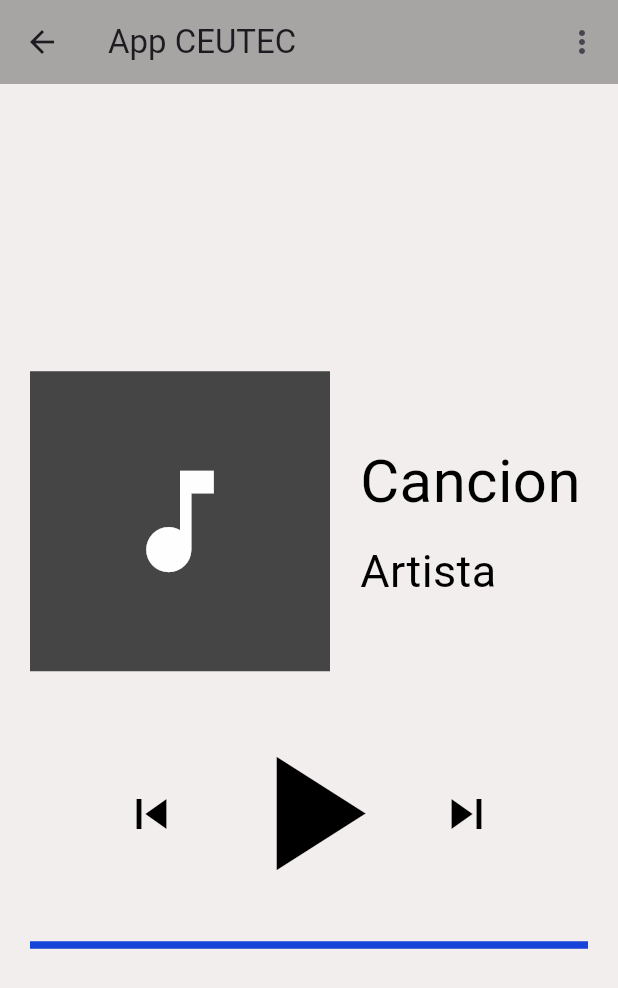
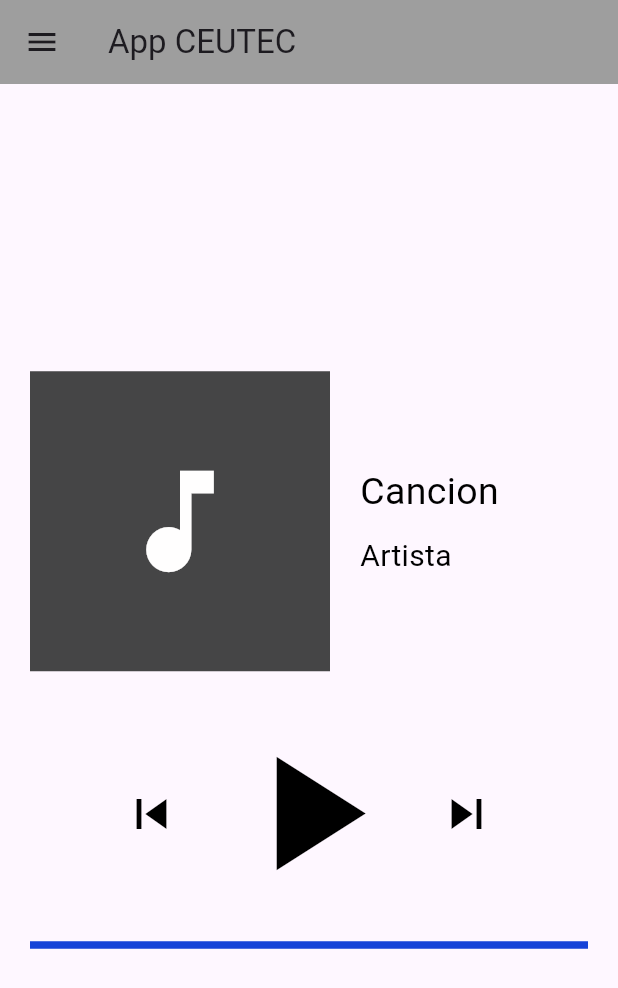
Before and after one commit to Progra-Movil-917/laboratorio2_equipo6, a Flutter app: the screen it shows after launch, on a phone screen of 412 x 824 dp. Shown: the top 988 px of the screen. Run offline on Flutter 3.47's test engine with Material 3 defaults, Android fonts, the light colour scheme and no system bars.

Commit message:
Refactorizacion, correcion de errores y renombrado al archivo de pantalla

```diff
--- a/lib/main.dart
+++ b/lib/main.dart
@@ -1,5 +1,5 @@
 import 'package:flutter/material.dart';
-import 'package:laboratorio2_app/screens/Podcast.dart';
+import 'package:laboratorio2_app/screens/podcast_screen.dart';
 
 void main() => runApp(const MyApp());
 
@@ -9,7 +9,8 @@ class MyApp extends StatelessWidget {
   @override
   Widget build(BuildContext context) {
     return const MaterialApp(
-      home: ReproductorWidget(),
+      debugShowCheckedModeBanner: false,
+      home: PodcastScreen(),
     );
   }
 }
--- a/lib/screens/Podcast.dart
+++ b/lib/screens/podcast_screen.dart
@@ -1,32 +1,19 @@
 import 'package:flutter/material.dart';
 
-class ReproductorWidget extends StatefulWidget {
-  const ReproductorWidget({super.key});
+class PodcastScreen extends StatelessWidget {
+  const PodcastScreen({super.key});
 
-  @override
-  Reproductor_Widget createState() => Reproductor_Widget();
-}
-
-class Reproductor_Widget extends State<ReproductorWidget> {
   @override
   Widget build(BuildContext context) {
     return Scaffold(
-      backgroundColor: const Color.fromARGB(255, 243, 238, 238),
       appBar: AppBar(
-        backgroundColor: const Color.fromARGB(255, 167, 164, 164),
-        elevation: 0,
-        leading: IconButton(
-          icon: Icon(Icons.arrow_back),
-          onPressed: () {},
-        ),
-        title: Text("App CEUTEC"),
-        actions: <Widget>[
-          IconButton(
-            icon: Icon(Icons.more_vert),
+          backgroundColor: Colors.grey,
+          elevation: 0,
+          leading: IconButton(
+            icon: const Icon(Icons.menu),
             onPressed: () {},
           ),
-        ],
-      ),
+          title: const Text("App CEUTEC")),
       body: Padding(
         padding: const EdgeInsets.symmetric(horizontal: 20),
         child: Column(
@@ -39,36 +26,36 @@ class Reproductor_Widget extends State<ReproductorWidget> {
                 Container(
                   width: 200,
                   height: 200,
-                  decoration: BoxDecoration(
+                  decoration: const BoxDecoration(
                     color: Color.fromARGB(255, 69, 69, 70),
                   ),
-                  child: Center(
+                  child: const Center(
                     child: Icon(
                       Icons.music_note,
                       size: 90,
-                      color: const Color.fromARGB(255, 255, 254, 254),
+                      color: Color.fromARGB(255, 255, 254, 254),
                     ),
                   ),
                 ),
-                SizedBox(width: 20),
-                Column(
+                const SizedBox(width: 20),
+                const Column(
                   crossAxisAlignment: CrossAxisAlignment.start,
                   children: [
                     Text(
                       "Cancion",
-                      style: TextStyle(color: Colors.black, fontSize: 40),
+                      style: TextStyle(color: Colors.black, fontSize: 25),
                     ),
                     SizedBox(height: 10),
                     Text(
                       "Artista",
-                      style: TextStyle(color: Colors.black, fontSize: 30),
+                      style: TextStyle(color: Colors.black, fontSize: 20),
                     ),
                   ],
                 ),
               ],
             ),
-            SizedBox(height: 30),
-            Row(
+            const SizedBox(height: 30),
+            const Row(
               mainAxisAlignment: MainAxisAlignment.center,
               children: <Widget>[
                 Icon(
@@ -90,11 +77,11 @@ class Reproductor_Widget extends State<ReproductorWidget> {
                 ),
               ],
             ),
-            SizedBox(height: 20),
+            const SizedBox(height: 20),
             Container(
               width: double.infinity,
               height: 5,
-              color: Color.fromARGB(255, 22, 67, 216),
+              color: const Color.fromARGB(255, 22, 67, 216),
             ),
           ],
         ),
```
